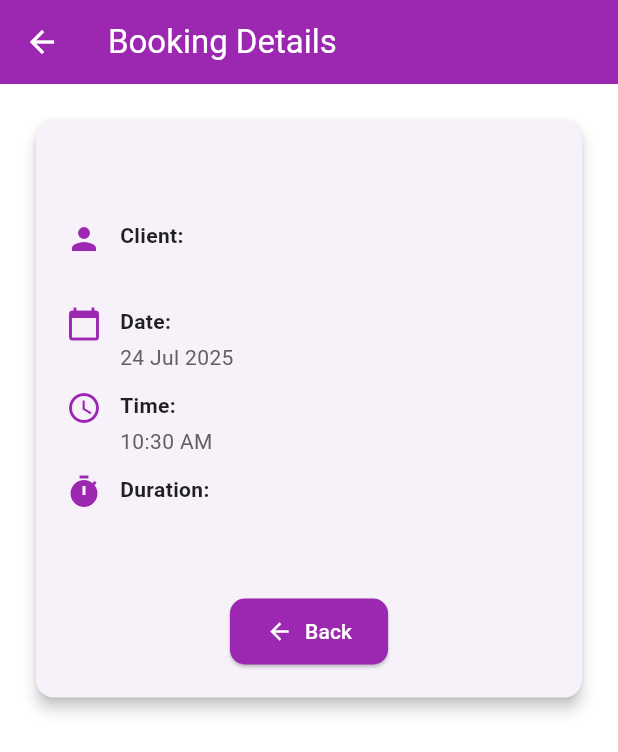
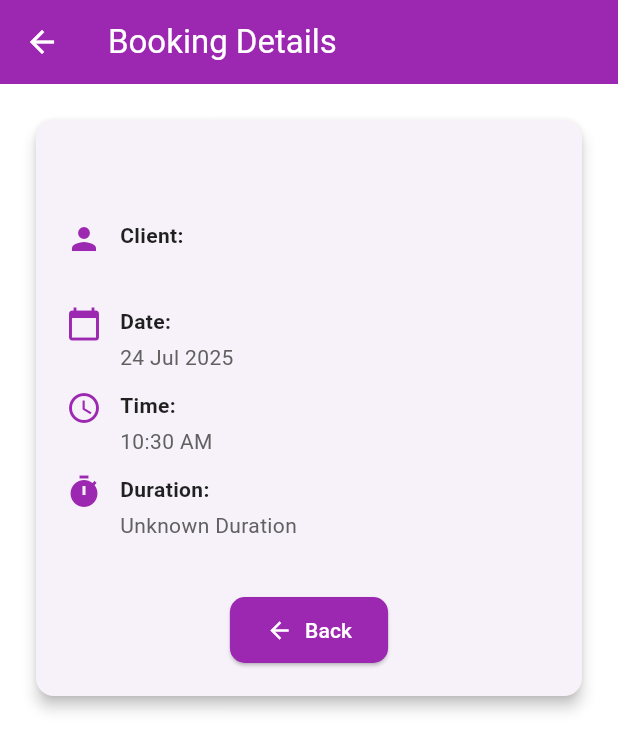
Before and after one commit to JobkWasswa/recess_group4_homeconnect_app, a Flutter app: the ServiceProviderSingleBookingDetailScreen screen opened directly with empty values, on a phone screen of 412 x 824 dp. Shown: the top 752 px of the screen. Run offline on Flutter 3.47's test engine with Material 3 defaults, Android fonts, the phone set to English and light mode, and no system bars; our stand-ins replace cloud_firestore, cloud_functions, firebase_analytics, firebase_auth, firebase_core, firebase_messaging and 9 more; accounts and stored records are empty.

Commit message:
datails can be viewed

```diff
--- a/lib/presentation/homeowner/pages/list_of _serviceproviders.dart
+++ b/lib/presentation/homeowner/pages/list_of _serviceproviders.dart
@@ -406,7 +406,7 @@ class _ServiceProvidersListState extends State<ServiceProvidersList> {
         serviceProviderName: provider.name,
         categories: provider.categories,
         selectedCategory: widget.category,
-        bookingDate: bookingDetails['scheduledDate'], // Already DateTime
+        bookingDate: scheduledDate ?? DateTime.now(), // ✅ Use proper DateTime
         scheduledDate: scheduledDate, // Scheduled date from CreateBookingScreen
         scheduledTime:
             scheduledTimeDisplay, // Scheduled time from CreateBookingScreen
--- a/lib/presentation/service_provider/pages/service_provider_view_booking.dart
+++ b/lib/presentation/service_provider/pages/service_provider_view_booking.dart
@@ -12,13 +12,29 @@ class ServiceProviderSingleBookingDetailScreen extends StatelessWidget {
 
   @override
   Widget build(BuildContext context) {
-    final scheduledDate =
-        (bookingData['scheduledDate'] is Timestamp)
-            ? (bookingData['scheduledDate'] as Timestamp).toDate()
-            : bookingData['scheduledDate'] as DateTime?;
+    DateTime? scheduledDate;
+    final rawDate = bookingData['scheduledDate'];
+
+    if (rawDate is Timestamp) {
+      scheduledDate = rawDate.toDate();
+    } else if (rawDate is DateTime) {
+      scheduledDate = rawDate;
+    } else if (rawDate is String) {
+      try {
+        scheduledDate = DateTime.parse(rawDate);
+      } catch (_) {
+        scheduledDate = null;
+      }
+    }
 
     final service = bookingData['serviceCategory'] ?? 'Unknown Service';
-    final duration = bookingData['duration'] ?? 'Unknown Duration';
+    final rawDuration = bookingData['duration'];
+    final duration =
+        (rawDuration != null && rawDuration.toString().trim().isNotEmpty)
+            ? rawDuration.toString()
+            : 'Unknown Duration';
+
+    print('✅ Duration is: $duration');
     final notes = bookingData['notes'] ?? '';
     final clientName = bookingData['clientName'] ?? 'Unknown Client';
 
```
Also changed, not shown: lib/presentation/service_provider/pages/view_job_request.dart (+9 -4 lines).
